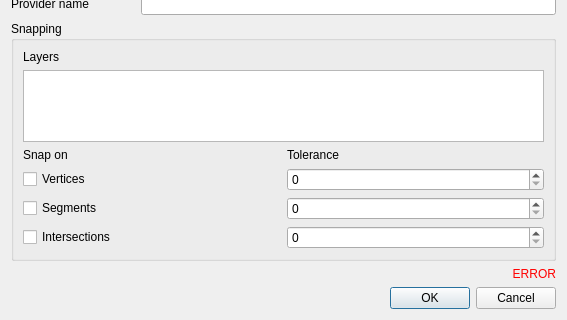
Above: lizmap/resources/ui/ui_form_edition.ui from 3liz/lizmap-plugin before the change; both pictures show x 0 to 567 and y 179 to 499 of the 567 by 499 pixel window. Below: the same form after it.
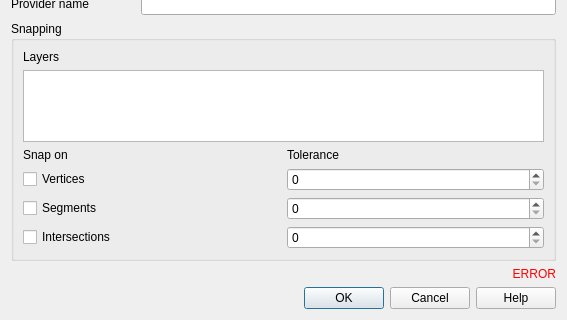
That is the form after the change. Custom widgets are drawn as their Qt base class.

Commit message: UX - Add a link to the online help on each edition form

```diff
--- a/lizmap/resources/ui/ui_form_edition.ui
+++ b/lizmap/resources/ui/ui_form_edition.ui
@@ -213,7 +213,7 @@
       <enum>Qt::Horizontal</enum>
      </property>
      <property name="standardButtons">
-      <set>QDialogButtonBox::Cancel|QDialogButtonBox::Ok</set>
+      <set>QDialogButtonBox::Help|QDialogButtonBox::Cancel|QDialogButtonBox::Ok</set>
      </property>
     </widget>
    </item>
```
The commit also changes 21 other files.
